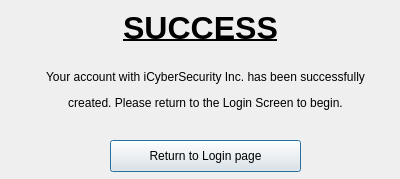
Before: the Qt Designer form Launcher/accountconfirm.ui in Lamson555/iCyberSecurity, drawn with Qt 5.
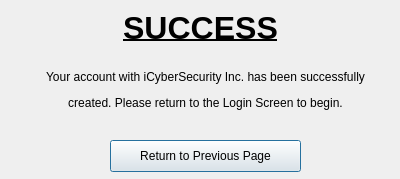
After: the same form once the commit is applied.

Diff of the .ui file:
```diff
--- a/Launcher/accountconfirm.ui
+++ b/Launcher/accountconfirm.ui
@@ -49,7 +49,7 @@
     </rect>
    </property>
    <property name="text">
-    <string>Return to Login page</string>
+    <string>Return to Previous Page</string>
    </property>
   </widget>
  </widget>
```
